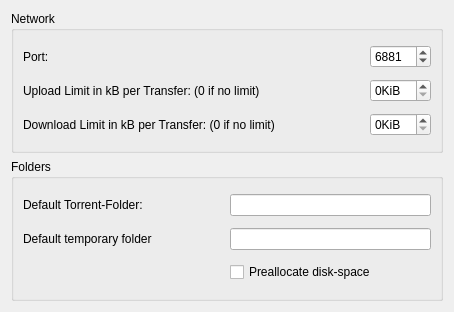
Above: transfer-plugins/bittorrent/btsettingswidget.ui from KDE/kget before the change. Below: the same form after it.
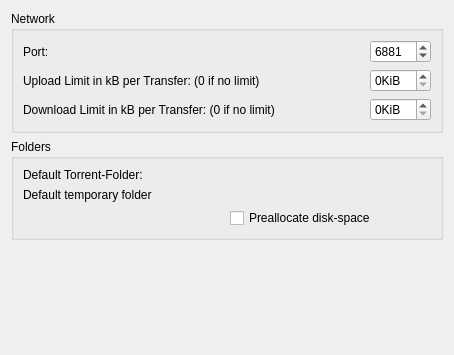
That is the form after the change. Custom widgets are drawn as their Qt base class.

Commit message: improve layouts (mainly magins)

```diff
--- a/transfer-plugins/bittorrent/btsettingswidget.ui
+++ b/transfer-plugins/bittorrent/btsettingswidget.ui
@@ -6,14 +6,11 @@
     <x>0</x>
     <y>0</y>
     <width>454</width>
-    <height>312</height>
+    <height>355</height>
    </rect>
   </property>
-  <property name="windowTitle" >
-   <string>Bittorrent Settings</string>
-  </property>
-  <layout class="QGridLayout" >
-   <item row="0" column="0" >
+  <layout class="QVBoxLayout" >
+   <item>
     <widget class="QGroupBox" name="networkGroupBox" >
      <property name="sizePolicy" >
       <sizepolicy vsizetype="Preferred" hsizetype="Preferred" >
@@ -79,7 +76,7 @@
      </layout>
     </widget>
    </item>
-   <item row="1" column="0" >
+   <item>
     <widget class="QGroupBox" name="folderGroupBox" >
      <property name="sizePolicy" >
       <sizepolicy vsizetype="Preferred" hsizetype="Preferred" >
@@ -141,13 +138,26 @@
      </layout>
     </widget>
    </item>
+   <item>
+    <spacer>
+     <property name="orientation" >
+      <enum>Qt::Vertical</enum>
+     </property>
+     <property name="sizeHint" >
+      <size>
+       <width>20</width>
+       <height>40</height>
+      </size>
+     </property>
+    </spacer>
+   </item>
   </layout>
  </widget>
  <customwidgets>
   <customwidget>
    <class>KUrlRequester</class>
-   <extends>QLineEdit</extends>
-   <header location="global" >KUrlRequester</header>
+   <extends>QFrame</extends>
+   <header>kurlrequester.h</header>
   </customwidget>
  </customwidgets>
  <resources/>
```
The commit also changes 6 other files.
